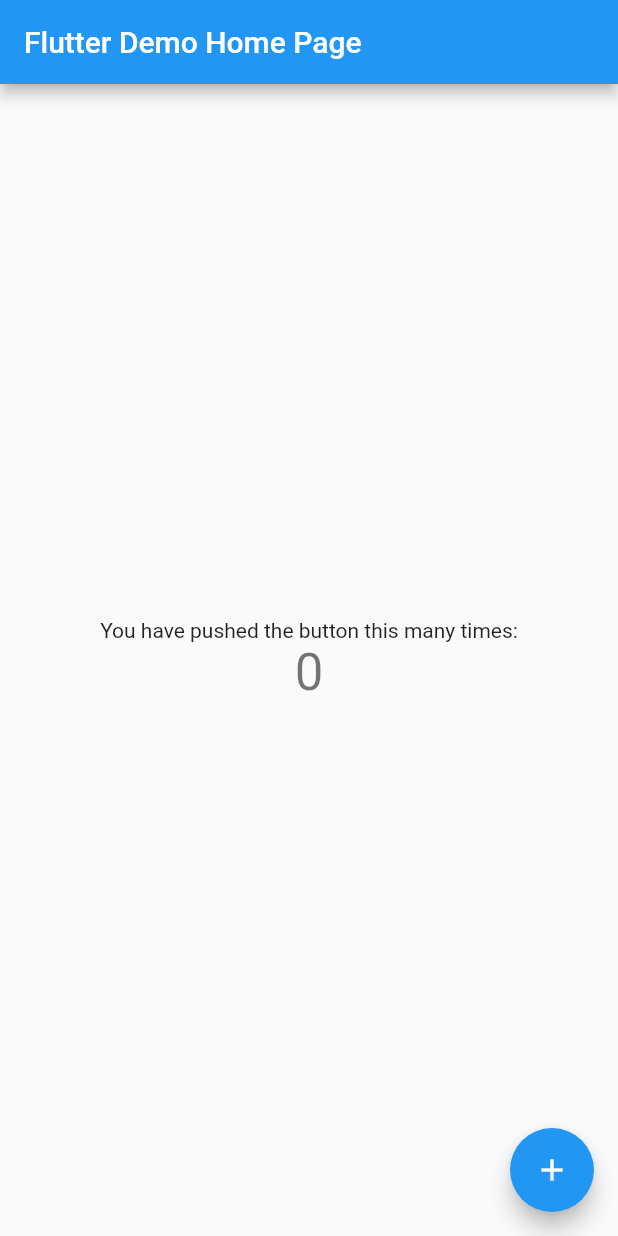
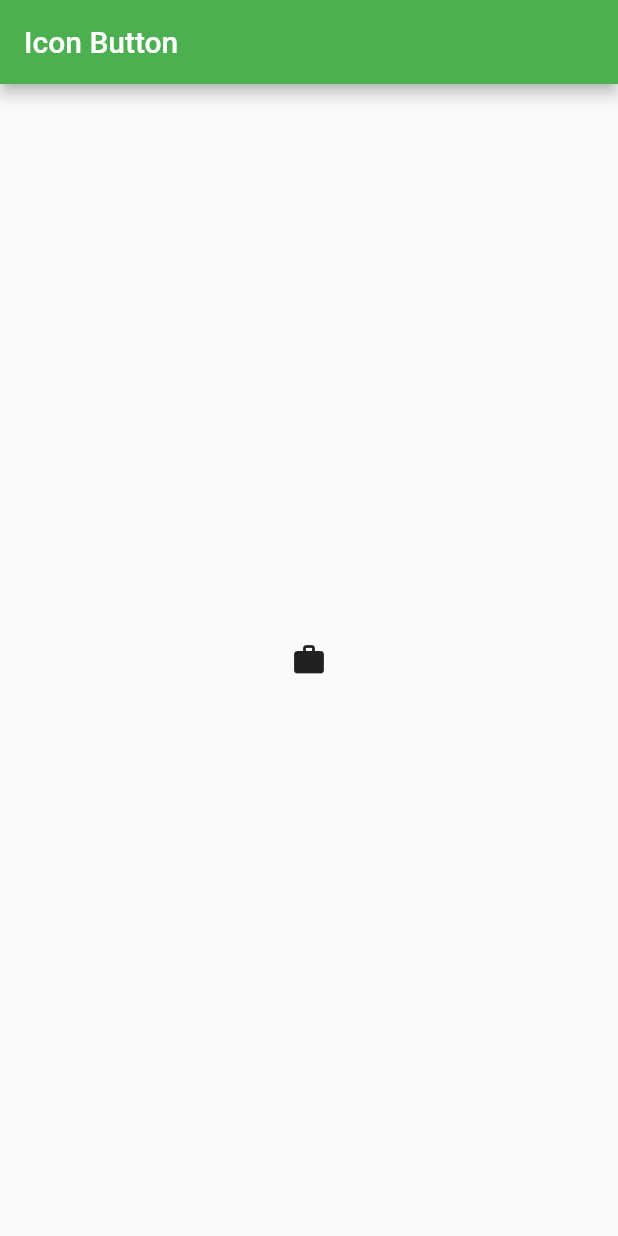
Before and after one commit to mwiwids/newflutter, a Flutter app: the screen it shows after launch, on a phone screen of 412 x 824 dp. Run offline on Flutter 3.47's test engine with Material 2 defaults, Android fonts, the light colour scheme and no system bars.

Commit message:
Icon Button

```diff
--- a/lib/main.dart
+++ b/lib/main.dart
@@ -1,3 +1,4 @@
+import 'package:flutter/cupertino.dart';
 import 'package:flutter/material.dart';
 
 void main() {
@@ -5,109 +6,33 @@
 }
 
 class MyApp extends StatelessWidget {
-  // This widget is the root of your application.
   @override
   Widget build(BuildContext context) {
     return MaterialApp(
-      title: 'Flutter Demo',
+      title: "PT SISI",
       theme: ThemeData(
-        // This is the theme of your application.
-        //
-        // Try running your application with "flutter run". You'll see the
-        // application has a blue toolbar. Then, without quitting the app, try
-        // changing the primarySwatch below to Colors.green and then invoke
-        // "hot reload" (press "r" in the console where you ran "flutter run",
-        // or simply save your changes to "hot reload" in a Flutter IDE).
-        // Notice that the counter didn't reset back to zero; the application
-        // is not restarted.
-        primarySwatch: Colors.blue,
+        primarySwatch: Colors.green,
       ),
-      home: MyHomePage(title: 'Flutter Demo Home Page'),
+      home: ContohIconButton(),
     );
   }
 }
 
-class MyHomePage extends StatefulWidget {
-  MyHomePage({Key? key, required this.title}) : super(key: key);
-
-  // This widget is the home page of your application. It is stateful, meaning
-  // that it has a State object (defined below) that contains fields that affect
-  // how it looks.
-
-  // This class is the configuration for the state. It holds the values (in this
-  // case the title) provided by the parent (in this case the App widget) and
-  // used by the build method of the State. Fields in a Widget subclass are
-  // always marked "final".
-
-  final String title;
-
-  @override
-  _MyHomePageState createState() => _MyHomePageState();
-}
-
-class _MyHomePageState extends State<MyHomePage> {
-  int _counter = 0;
-
-  void _incrementCounter() {
-    setState(() {
-      // This call to setState tells the Flutter framework that something has
-      // changed in this State, which causes it to rerun the build method below
-      // so that the display can reflect the updated values. If we changed
-      // _counter without calling setState(), then the build method would not be
-      // called again, and so nothing would appear to happen.
-      _counter++;
-    });
-  }
-
+class ContohIconButton extends StatelessWidget {
   @override
   Widget build(BuildContext context) {
-    // This method is rerun every time setState is called, for instance as done
-    // by the _incrementCounter method above.
-    //
-    // The Flutter framework has been optimized to make rerunning build methods
-    // fast, so that you can just rebuild anything that needs updating rather
-    // than having to individually change instances of widgets.
     return Scaffold(
       appBar: AppBar(
-        // Here we take the value from the MyHomePage object that was created by
-        // the App.build method, and use it to set our appbar title.
-        title: Text(widget.title),
+        title: Text("Icon Button"),
       ),
       body: Center(
-        // Center is a layout widget. It takes a single child and positions it
-        // in the middle of the parent.
-        child: Column(
-          // Column is also a layout widget. It takes a list of children and
-          // arranges them vertically. By default, it sizes itself to fit its
-          // children horizontally, and tries to be as tall as its parent.
-          //
-          // Invoke "debug painting" (press "p" in the console, choose the
-          // "Toggle Debug Paint" action from the Flutter Inspector in Android
-          // Studio, or the "Toggle Debug Paint" command in Visual Studio Code)
-          // to see the wireframe for each widget.
-          //
-          // Column has various properties to control how it sizes itself and
-          // how it positions its children. Here we use mainAxisAlignment to
-          // center the children vertically; the main axis here is the vertical
-          // axis because Columns are vertical (the cross axis would be
-          // horizontal).
-          mainAxisAlignment: MainAxisAlignment.center,
-          children: <Widget>[
-            Text(
-              'You have pushed the button this many times:',
-            ),
-            Text(
-              '$_counter',
-              style: Theme.of(context).textTheme.headline4,
-            ),
-          ],
+        child: IconButton(
+          icon: Icon(Icons.work),
+          onPressed: () {
+            print("Sudah klik Icon Button");
+          },
         ),
       ),
-      floatingActionButton: FloatingActionButton(
-        onPressed: _incrementCounter,
-        tooltip: 'Increment',
-        child: Icon(Icons.add),
-      ), // This trailing comma makes auto-formatting nicer for build methods.
     );
   }
 }
```
